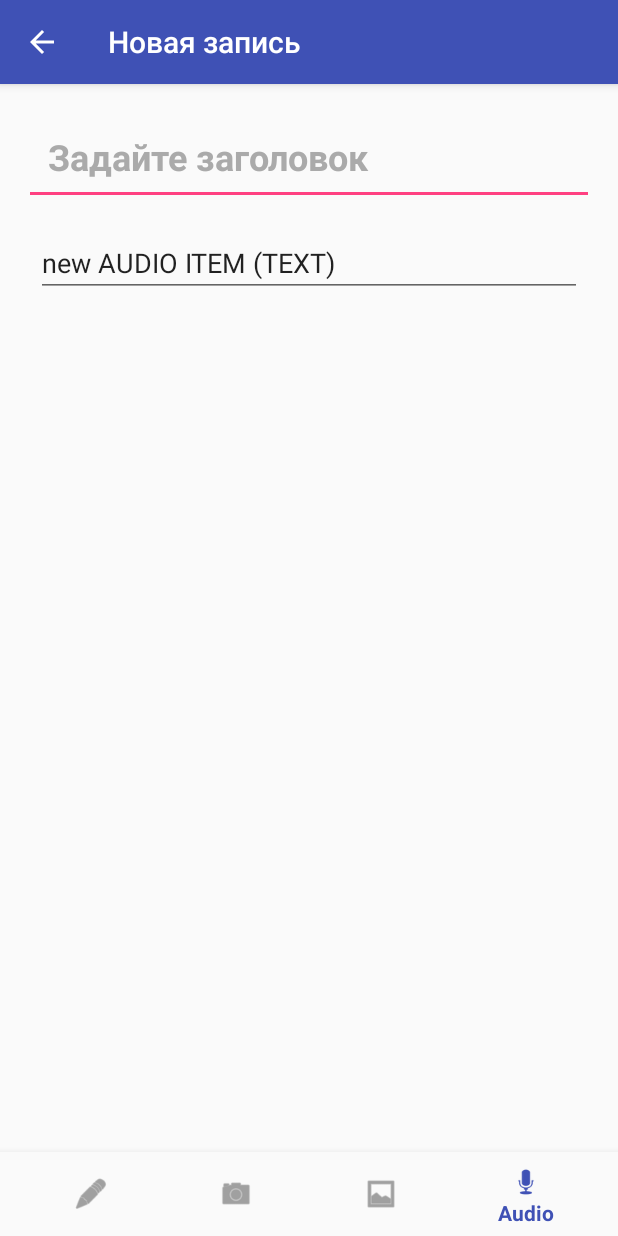
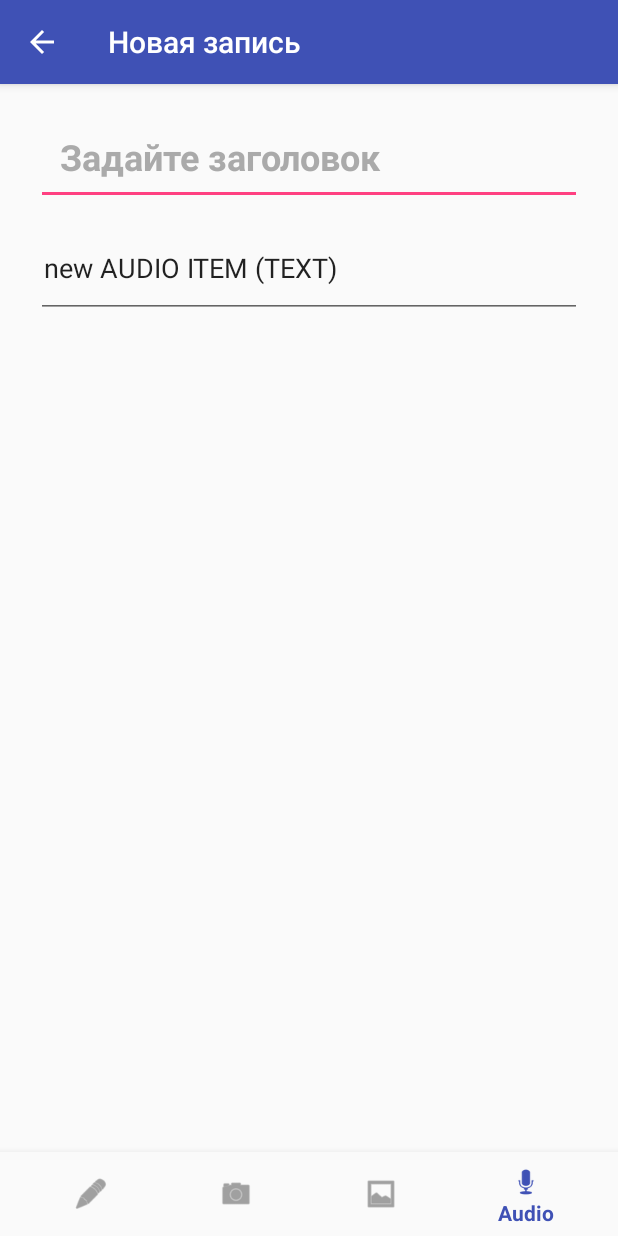
Before and after one commit to kvbcode/fastnotes, an Android app: the MakeNoteActivity screen opened directly, with no data from a screen before it, item 4 of the bottom bar chosen, on a phone screen of 412 x 824 dp. Run offline under Robolectric (Android 15) with nearby library versions, the phone set to English and light mode, and no system bars; our stand-ins replace Room's generated code, RxJava.

Commit message:
fix #2: correctly binding Article id on ArticleItem update
fix #2: correctly binding Article id on ArticleItem update
fix: Image size and padding in ArticleView
add: setPadding() for elements
add: Article.toString()
add: ArticleItem.toString()
edit: paddings in activity_make_note.xml

```diff
--- a/app/src/main/java/com/cyber/model/Article.java
+++ b/app/src/main/java/com/cyber/model/Article.java
@@ -11,6 +11,7 @@ import com.cyber.fastnotes.App;
 import com.cyber.fastnotes.service.SharedTypeConverter;
 
 import java.util.ArrayList;
+import java.util.Arrays;
 import java.util.Date;
 import java.util.List;
 
@@ -30,6 +31,18 @@ public class Article implements RowItem{
         title = "";
         date = new Date();
         items = new ArrayList<>();
+    }
+
+    @Override
+    public String toString() {
+        StringBuilder sb = new StringBuilder();
+        sb.append("Article(")
+        .append("id=").append(getId()).append(", ")
+        .append("title='").append(getTitle()).append("', ")
+        .append("date=").append(getDate()).append(", ")
+        .append("items=").append(Arrays.toString(getItems().toArray()))
+        .append(")");
+        return sb.toString();
     }
 
     public ArticleItem add(ArticleItem item){
--- a/app/src/main/res/layout/activity_make_note.xml
+++ b/app/src/main/res/layout/activity_make_note.xml
@@ -11,14 +11,10 @@
         android:id="@+id/scrollView"
         android:layout_width="0dp"
         android:layout_height="0dp"
-        android:layout_margin="8dp"
-        android:layout_marginBottom="8dp"
         android:layout_marginEnd="8dp"
-        android:layout_marginLeft="8dp"
-        android:layout_marginRight="8dp"
         android:layout_marginStart="8dp"
-        android:layout_marginTop="8dp"
         android:isScrollContainer="true"
+        android:padding="8dp"
         app:layout_constraintBottom_toTopOf="@+id/navigation"
         app:layout_constraintEnd_toEndOf="parent"
         app:layout_constraintStart_toStartOf="parent"
@@ -53,7 +49,6 @@
                 android:gravity="center_vertical|start"
                 android:isScrollContainer="false"
                 android:orientation="vertical"
-                android:padding="8dp"
                 android:scrollbars="vertical"
                 app:layout_constraintBottom_toTopOf="@+id/navigation"
                 app:layout_constraintEnd_toEndOf="parent"
```
Also changed, not shown: app/src/main/java/com/cyber/fastnotes/dao/ArticleDao.java (+7 -4 lines), app/src/main/java/com/cyber/fastnotes/view/ArticleView.java (+8 -0 lines), app/src/main/java/com/cyber/model/ArticleItem.java (+25 -0 lines).
